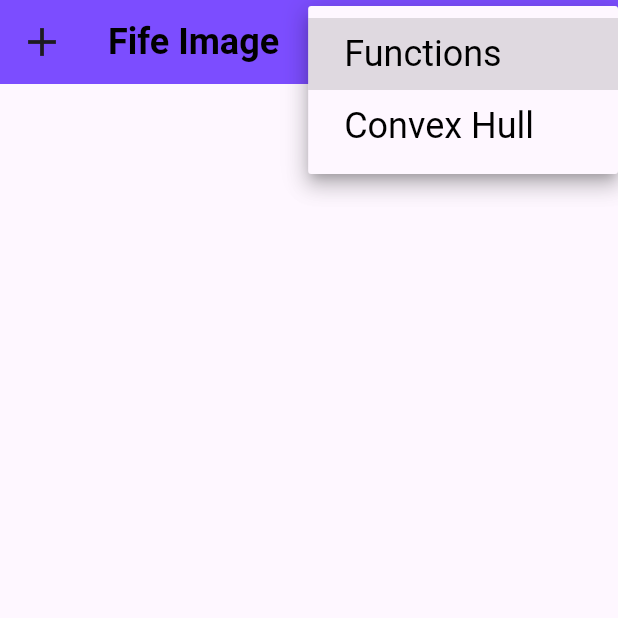
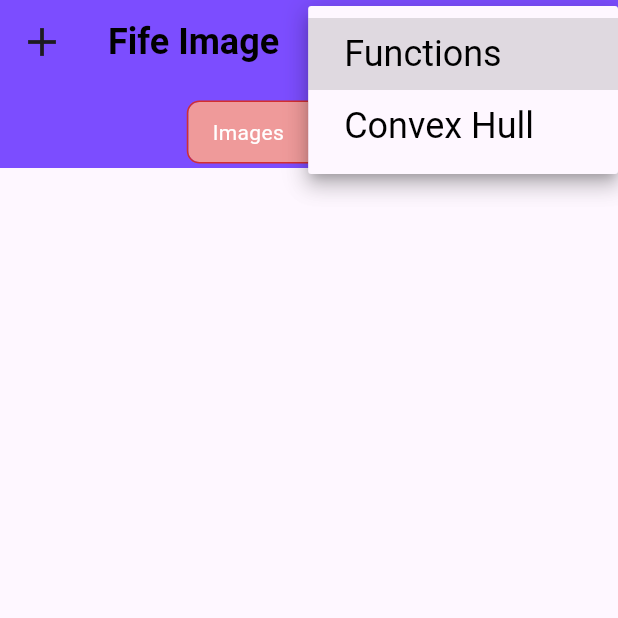
Before and after one commit to pcrady/fife_image, a Flutter app: the screen it shows after launch, after a tap on "Functions", on a phone screen of 412 x 824 dp, the top half of it. Run offline on Flutter 3.47's test engine with Material 3 defaults, Android fonts, the phone set to English and light mode, and no system bars; our stand-ins replace dio, file_picker, flutter_riverpod, freezed_annotation, go_router, logger and 1 more; generated files the repository leaves out were written again; network calls fail.

Commit message:
separate sync and async

```diff
--- a/lib/models/app_data_store.dart
+++ b/lib/models/app_data_store.dart
@@ -1,4 +1,5 @@
 import 'package:fife_image/models/abstract_image.dart';
+import 'package:fife_image/models/enums.dart';
 import 'package:freezed_annotation/freezed_annotation.dart';
 
 // flutter pub run build_runner build
@@ -10,8 +11,8 @@ class AppDataStore with _$AppDataStore {
 
   @JsonSerializable(fieldRename: FieldRename.snake, explicitToJson: true, includeIfNull: false)
   const factory AppDataStore({
-    List<AbstractImage>? images,
     AbstractImage? selectedImage,
+    @Default(FunctionsEnum.functions) FunctionsEnum function,
   }) = _AppDataStore;
 
   factory AppDataStore.fromJson(Map<String, dynamic> json) => _$AppDataStoreFromJson(json);
--- a/lib/providers/app_data_provider.dart
+++ b/lib/providers/app_data_provider.dart
@@ -1,6 +1,7 @@
 import 'package:dio/dio.dart';
 import 'package:fife_image/models/abstract_image.dart';
 import 'package:fife_image/models/app_data_store.dart';
+import 'package:fife_image/models/enums.dart';
 import 'package:riverpod_annotation/riverpod_annotation.dart';
 
 import '../constants.dart';
@@ -10,62 +11,16 @@ part 'app_data_provider.g.dart';
 
 @riverpod
 class AppData extends _$AppData {
-  final _dio = Dio();
-
   @override
-  Future<AppDataStore> build() async {
-    final response = await _dio.get(server);
-    List<String> filePaths = List<String>.from(response.data);
-    List<AbstractImage> images = filePaths.map((path) => AbstractImage(path: path)).toList();
-    return AppDataStore(images: images);
+  AppDataStore build() {
+    return const AppDataStore();
   }
 
-  Future<void> setImages({required List<AbstractImage> images}) async {
-    final previousState = await future;
-    final data = previousState.copyWith(images: images);
-    List<Future> futures = [];
-    for (final image in data.images ?? []) {
-      futures.add(_sendImage(image: image));
-    }
-    await Future.wait(futures);
-    ref.invalidateSelf();
-  }
-
-  void addImage({required AbstractImage image}) async {
-    await _sendImage(image: image);
-    ref.invalidateSelf();
-  }
-
-  Future<void> _sendImage({required AbstractImage image}) async {
-    if (image.file?.bytes == null) return;
-    if (image.file?.name == null) return;
-
-    FormData formData = FormData.fromMap({
-      "file": MultipartFile.fromBytes(
-        image.file!.bytes!,
-        filename: image.file!.name,
-      ),
-    });
-
-    await _dio.post(
-      server,
-      data: formData,
-      options: Options(
-        headers: {'Content-Type': 'multipart/form-data'},
-      ),
-    );
-  }
-
-  Future<void> deleteImage({required AbstractImage image}) async {
-    await _dio.post(
-      '$server/delete',
-      data: {'filename': image.name},
-    );
-    ref.invalidateSelf();
+  Future<void> setFunction({required FunctionsEnum function}) async {
+    state = state.copyWith(function: function);
   }
 
   void selectImage({required AbstractImage? image}) async {
-    final previousState = await future;
-    state = AsyncData(previousState.copyWith(selectedImage: image));
+    state = state.copyWith(selectedImage: image);
   }
 }
--- /dev/null
+++ b/lib/providers/images_provider.dart
@@ -0,0 +1,61 @@
+import 'package:dio/dio.dart';
+import 'package:fife_image/constants.dart';
+import 'package:fife_image/models/abstract_image.dart';
+import 'package:riverpod_annotation/riverpod_annotation.dart';
+
+// flutter pub run build_runner build
+part 'images_provider.g.dart';
+
+@riverpod
+class Images extends _$Images {
+  final _dio = Dio();
+
+  @override
+  Future<List<AbstractImage>> build() async {
+    final response = await _dio.get(server);
+    List<String> filePaths = List<String>.from(response.data);
+    return filePaths.map((path) => AbstractImage(path: path)).toList();
+  }
+
+  Future<void> setImages({required List<AbstractImage> images}) async {
+    List<Future> futures = [];
+    for (final image in images) {
+      futures.add(_sendImage(image: image));
+    }
+    await Future.wait(futures);
+    ref.invalidateSelf();
+  }
+
+  Future<void> addImage({required AbstractImage image}) async {
+    await _sendImage(image: image);
+    ref.invalidateSelf();
+  }
+
+  Future<void> _sendImage({required AbstractImage image}) async {
+    if (image.file?.bytes == null) return;
+    if (image.file?.name == null) return;
+
+    FormData formData = FormData.fromMap({
+      "file": MultipartFile.fromBytes(
+        image.file!.bytes!,
+        filename: image.file!.name,
+      ),
+    });
+
+    await _dio.post(
+      server,
+      data: formData,
+      options: Options(
+        headers: {'Content-Type': 'multipart/form-data'},
+      ),
+    );
+  }
+
+  Future<void> deleteImage({required AbstractImage image}) async {
+    await _dio.post(
+      '$server/delete',
+      data: {'filename': image.name},
+    );
+    ref.invalidateSelf();
+  }
+}
--- a/lib/screens/main_screen.dart
+++ b/lib/screens/main_screen.dart
@@ -11,7 +11,9 @@ class MainScreen extends StatelessWidget {
   @override
   Widget build(BuildContext context) {
     return const Scaffold(
-      appBar: FifeImageAppBar(),
+      appBar: FifeImageAppBar(
+        bottom: AppBarBottom(),
+      ),
       body: Row(
         children: [
           Expanded(
--- a/lib/widgets/fife_image_app_bar.dart
+++ b/lib/widgets/fife_image_app_bar.dart
@@ -2,6 +2,7 @@ import 'package:fife_image/lib/app_logger.dart';
 import 'package:fife_image/models/abstract_image.dart';
 import 'package:fife_image/models/enums.dart';
 import 'package:fife_image/providers/app_data_provider.dart';
+import 'package:fife_image/providers/images_provider.dart';
 import 'package:file_picker/file_picker.dart';
 import 'package:flutter/material.dart';
 import 'package:flutter_riverpod/flutter_riverpod.dart';
@@ -49,7 +50,7 @@ class _FifeImageAppBarState extends ConsumerState<FifeImageAppBar> {
             FilePickerResult? result = await FilePicker.platform.pickFiles(allowMultiple: true);
             if (result != null) {
               List<AbstractImage> images = result.files.map((file) => AbstractImage(file: file)).toList();
-              ref.read(appDataProvider.notifier).setImages(images: images);
+              ref.read(imagesProvider.notifier).setImages(images: images);
             }
           } catch (err, stack) {
             logger.e(err, stackTrace: stack);
@@ -91,6 +92,57 @@ class _FifeImageAppBarState extends ConsumerState<FifeImageAppBar> {
           }).toList(),
         ),
       ],
+      bottom: widget.bottom,
     );
   }
 }
+
+class AppBarBottom extends ConsumerStatefulWidget implements PreferredSizeWidget {
+  const AppBarBottom({super.key});
+
+  @override
+  Size get preferredSize => const Size.fromHeight(kToolbarHeight);
+
+  @override
+  ConsumerState<AppBarBottom> createState() => _AppBarBottomState();
+}
+
+class _AppBarBottomState extends ConsumerState<AppBarBottom> {
+  static final _baseButtons = [const Text('Images')];
+  static final _baseSelectedButtons = [true];
+
+   List<Widget> _buttons = _baseButtons;
+   List<bool> _selectedButtons = _baseSelectedButtons;
+
+  @override
+  Widget build(BuildContext context) {
+    final appData = ref.read(appDataProvider);
+
+    _buttons = List.from(_baseButtons);
+    _selectedButtons = List.from(_baseSelectedButtons);
+
+    _buttons.add(Text(appData.function.toName()));
+    _selectedButtons.add(false);
+
+    return ToggleButtons(
+      onPressed: (int index) {
+        setState(() {
+          for (int i = 0; i < _selectedButtons.length; i++) {
+            _selectedButtons[i] = i == index;
+          }
+        });
+      },
+      borderRadius: const BorderRadius.all(Radius.circular(8)),
+      selectedBorderColor: Colors.red[700],
+      selectedColor: Colors.white,
+      fillColor: Colors.red[200],
+      color: Colors.red[400],
+      constraints: const BoxConstraints(
+        minHeight: 40.0,
+        minWidth: 80.0,
+      ),
+      isSelected: _selectedButtons,
+      children: _buttons,
+    );
+  }
+}
--- a/lib/widgets/image_list.dart
+++ b/lib/widgets/image_list.dart
@@ -1,5 +1,6 @@
 import 'package:fife_image/lib/app_logger.dart';
 import 'package:fife_image/providers/app_data_provider.dart';
+import 'package:fife_image/providers/images_provider.dart';
 import 'package:fife_image/widgets/image_thumbnail_card.dart';
 import 'package:flutter/material.dart';
 import 'package:flutter_riverpod/flutter_riverpod.dart';
@@ -9,10 +10,10 @@ class ImageList extends ConsumerWidget {
 
   @override
   Widget build(BuildContext context, WidgetRef ref) {
-    final appData = ref.watch(appDataProvider);
+    final appData = ref.watch(imagesProvider);
     return appData.when(
       data: (data) {
-        final images = data.images ?? [];
+        final images = data;
 
         return GridView.builder(
           gridDelegate: const SliverGridDelegateWithFixedCrossAxisCount(
--- a/lib/widgets/image_thumbnail_card.dart
+++ b/lib/widgets/image_thumbnail_card.dart
@@ -3,6 +3,7 @@ import 'dart:typed_data';
 import 'package:fife_image/lib/app_logger.dart';
 import 'package:fife_image/models/abstract_image.dart';
 import 'package:fife_image/providers/app_data_provider.dart';
+import 'package:fife_image/providers/images_provider.dart';
 import 'package:flutter/material.dart';
 import 'package:flutter_riverpod/flutter_riverpod.dart';
 
@@ -24,8 +25,8 @@ class ImageCard extends ConsumerWidget {
           onTap: () {
             ref.read(appDataProvider.notifier).selectImage(image: image);
           },
-          onLongPress: () {
-            ref.read(appDataProvider.notifier).deleteImage(image: image);
+          onLongPress: () async {
+            await ref.read(imagesProvider.notifier).deleteImage(image: image);
           },
           child: Stack(
             children: [
--- a/lib/widgets/selected_image.dart
+++ b/lib/widgets/selected_image.dart
@@ -1,6 +1,5 @@
-import 'package:fife_image/lib/app_logger.dart';
 import 'package:fife_image/providers/app_data_provider.dart';
-import 'package:fife_image/widgets/image_thumbnail_card.dart';
+import 'package:fife_image/widgets/selected_image_paint.dart';
 import 'package:flutter/material.dart';
 import 'package:flutter_riverpod/flutter_riverpod.dart';
 
@@ -9,29 +8,18 @@ class SelectedImage extends ConsumerWidget {
 
   @override
   Widget build(BuildContext context, WidgetRef ref) {
-    final asyncData = ref.watch(appDataProvider);
+    final appData = ref.watch(appDataProvider);
 
-    return Column(
-      crossAxisAlignment: CrossAxisAlignment.start,
-      children: [
-        asyncData.when(
-          data: (data) {
-            final image = data.selectedImage;
-            if (image != null) {
-              return ImageCard(image: image);
-            } else {
-              return Container();
-            }
-          },
-          error: (err, stack) {
-            logger.e(err, stackTrace: stack);
-            return Container();
-          },
-          loading: () {
-            return Container();
-          },
-        )
-      ],
-    );
+    final image = appData.selectedImage;
+    if (image != null) {
+      return Column(
+        children: [
+          SelectedImagePaint(url: image.url),
+        ],
+      );
+    } else {
+      return Container();
+    }
+
   }
 }
```
Also changed, not shown: lib/widgets/selected_image_paint.dart (added, +91 -0 lines), lib/models/app_data_store.freezed.dart, lib/models/app_data_store.g.dart, lib/providers/app_data_provider.g.dart.
